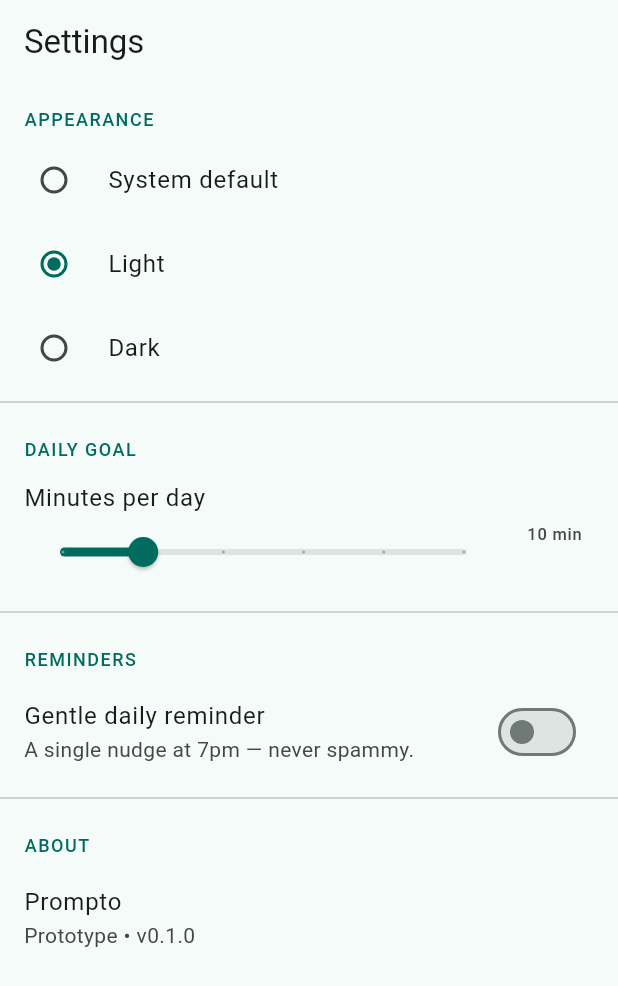
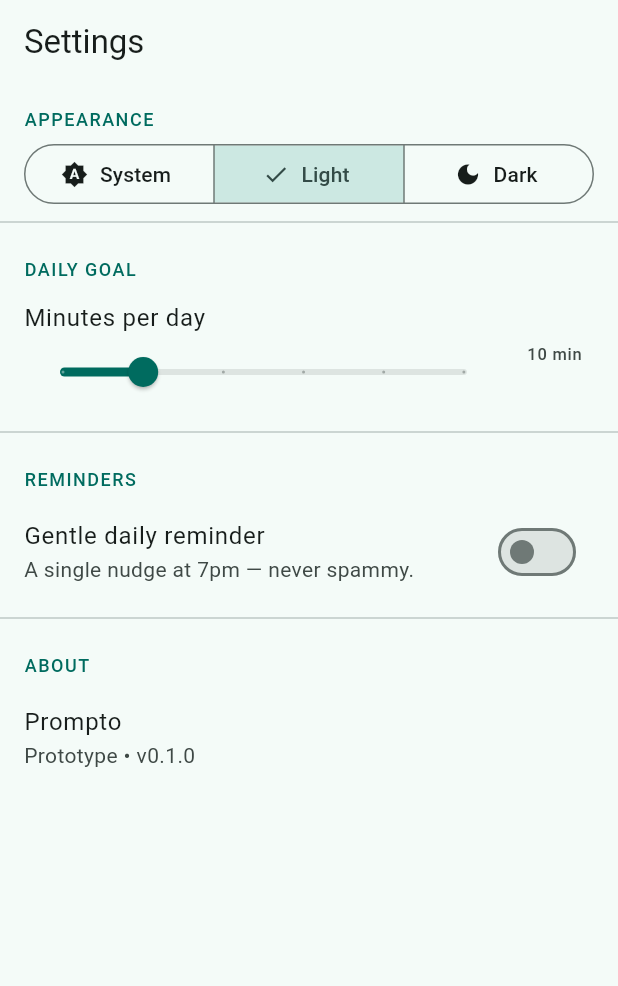
Before and after one commit to dwadem/prompto, a Flutter app: the SettingsScreen screen opened by its route, after a tap on "Light", on a phone screen of 412 x 824 dp. Shown: the top 986 px of the screen. Run offline on Flutter 3.47's test engine with Material 3 defaults, Android fonts, the phone set to English and light mode, and no system bars; our stand-ins replace flutter_riverpod, go_router; accounts and stored records are empty.

Commit message:
Fix CI analyze failure: import Cupertino, drop deprecated Radio APIs
- app_theme.dart: import CupertinoPageTransitionsBuilder from
  package:flutter/cupertino.dart (the missing import caused 5 analyzer errors).
- settings_screen.dart: replace RadioListTile (groupValue/onChanged deprecated
  after Flutter 3.32) with a Material 3 SegmentedButton.
- ci.yml: run `flutter analyze --no-fatal-infos` so style-only infos
  (prefer_const_constructors) don't fail the build while errors/warnings still do.

```diff
--- a/lib/core/theme/app_theme.dart
+++ b/lib/core/theme/app_theme.dart
@@ -1,3 +1,4 @@
+import 'package:flutter/cupertino.dart' show CupertinoPageTransitionsBuilder;
 import 'package:flutter/material.dart';
 
 /// Material 3 theming with a single seed colour, so light/dark stay consistent
--- a/lib/presentation/settings/settings_screen.dart
+++ b/lib/presentation/settings/settings_screen.dart
@@ -39,21 +39,34 @@ class _SettingsScreenState extends ConsumerState<SettingsScreen> {
       body: ListView(
         children: [
           const _SectionHeader('Appearance'),
-          for (final entry in const {
-            ThemeMode.system: 'System default',
-            ThemeMode.light: 'Light',
-            ThemeMode.dark: 'Dark',
-          }.entries)
-            RadioListTile<ThemeMode>(
-              value: entry.key,
-              groupValue: themeMode,
-              title: Text(entry.value),
-              onChanged: (mode) {
-                if (mode != null) {
-                  ref.read(themeModeProvider.notifier).set(mode);
-                }
+          // SegmentedButton is the Material 3 single-select control and avoids
+          // the Radio group-value APIs deprecated after Flutter 3.32.
+          Padding(
+            padding: const EdgeInsets.symmetric(horizontal: 16),
+            child: SegmentedButton<ThemeMode>(
+              segments: const [
+                ButtonSegment(
+                  value: ThemeMode.system,
+                  label: Text('System'),
+                  icon: Icon(Icons.brightness_auto),
+                ),
+                ButtonSegment(
+                  value: ThemeMode.light,
+                  label: Text('Light'),
+                  icon: Icon(Icons.light_mode),
+                ),
+                ButtonSegment(
+                  value: ThemeMode.dark,
+                  label: Text('Dark'),
+                  icon: Icon(Icons.dark_mode),
+                ),
+              ],
+              selected: {themeMode},
+              onSelectionChanged: (selection) {
+                ref.read(themeModeProvider.notifier).set(selection.first);
               },
             ),
+          ),
           const Divider(),
           const _SectionHeader('Daily goal'),
           ListTile(
```
Also changed, not shown: 1 other file.
